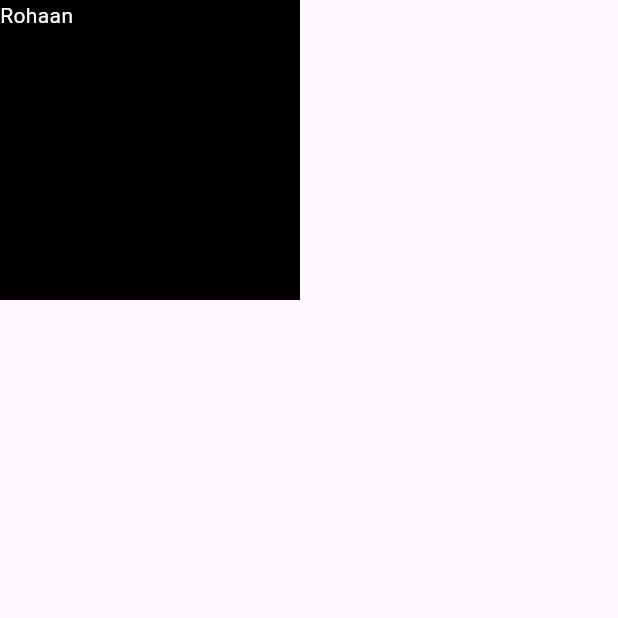
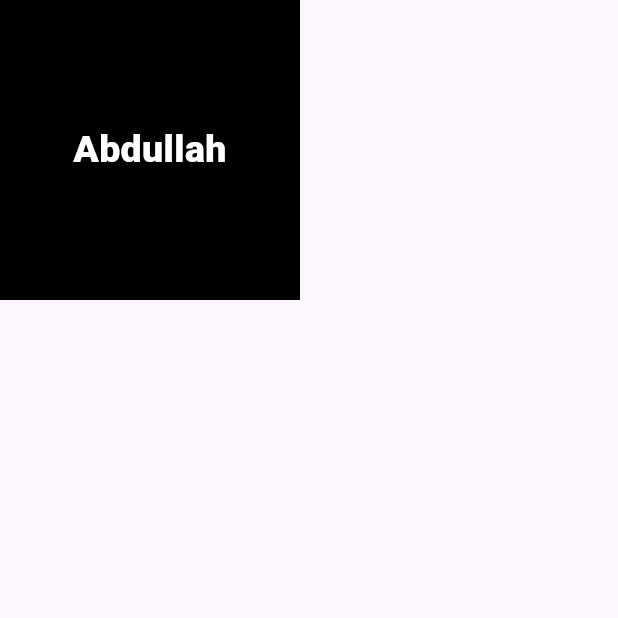
Before and after one commit to abdu845/flutter, a Flutter app: the screen it shows after launch, on a phone screen of 412 x 824 dp, the top half of it. Run offline on Flutter 3.47's test engine with Material 3 defaults, Android fonts, the phone set to English and light mode, and no system bars.

Commit message:
Abdullah

```diff
--- a/lib/welcomeScreen.dart
+++ b/lib/welcomeScreen.dart
@@ -7,13 +7,22 @@ class WelcomeScreen extends StatelessWidget {
   Widget build(BuildContext context) {
     return Scaffold(
       body: Container(
-          color: Colors.black,
-          height: 200,
-          width: 200,
-          child: Text(
-            "Rohaan",
-            style: TextStyle(color: Colors.white),
-          )),
+        //margin: EdgeInsets.only(left:20),
+        //margin:EdgeInsets.fromLTRB(20, 10, 10, 10),
+        //padding: EdgeInsets.symmetric(horizontal: 50,vertical: 100),
+        //padding: EdgeInsets.all(20),
+        //padding: EdgeInsets.only(left: 100,bottom: 50,right: 10),
+        color: Colors.black,
+        height: 200,
+        width: 200,
+        child: const Center(
+            child: Text(
+          textAlign: TextAlign.center,
+          "Abdullah",
+          style: TextStyle(
+              fontWeight: FontWeight.w900, fontSize: 25, color: Colors.white),
+        )),
+      ),
     );
   }
 }
```
Also changed, not shown: lib/loginScreen.dart (added, +24 -0 lines).
